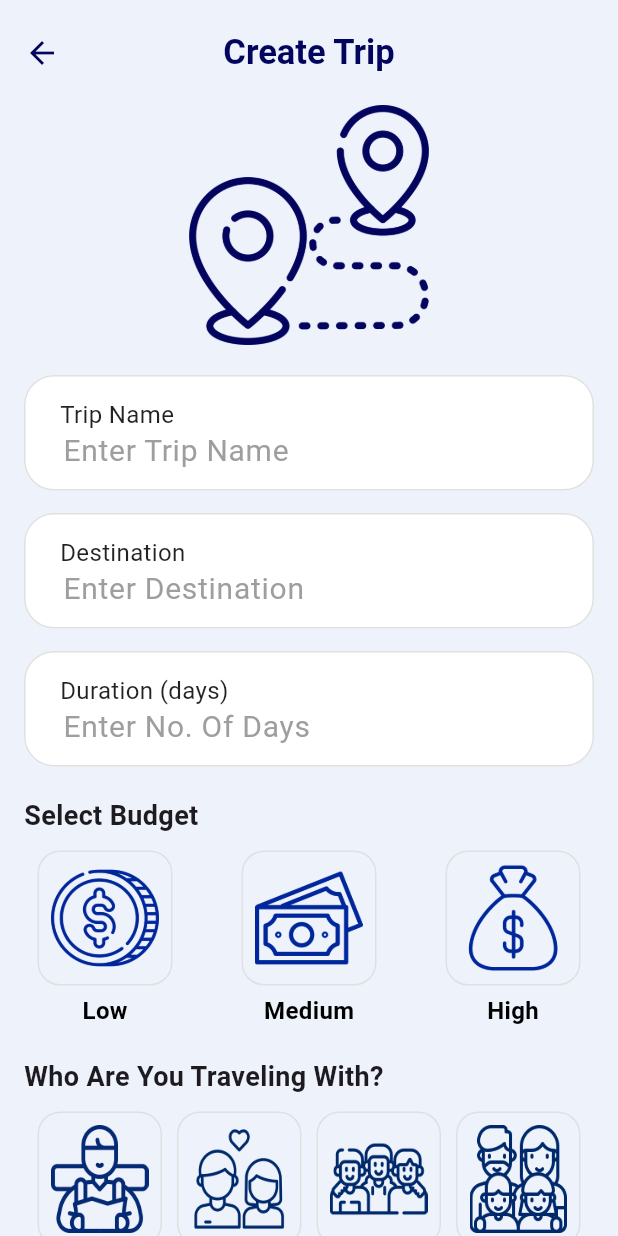
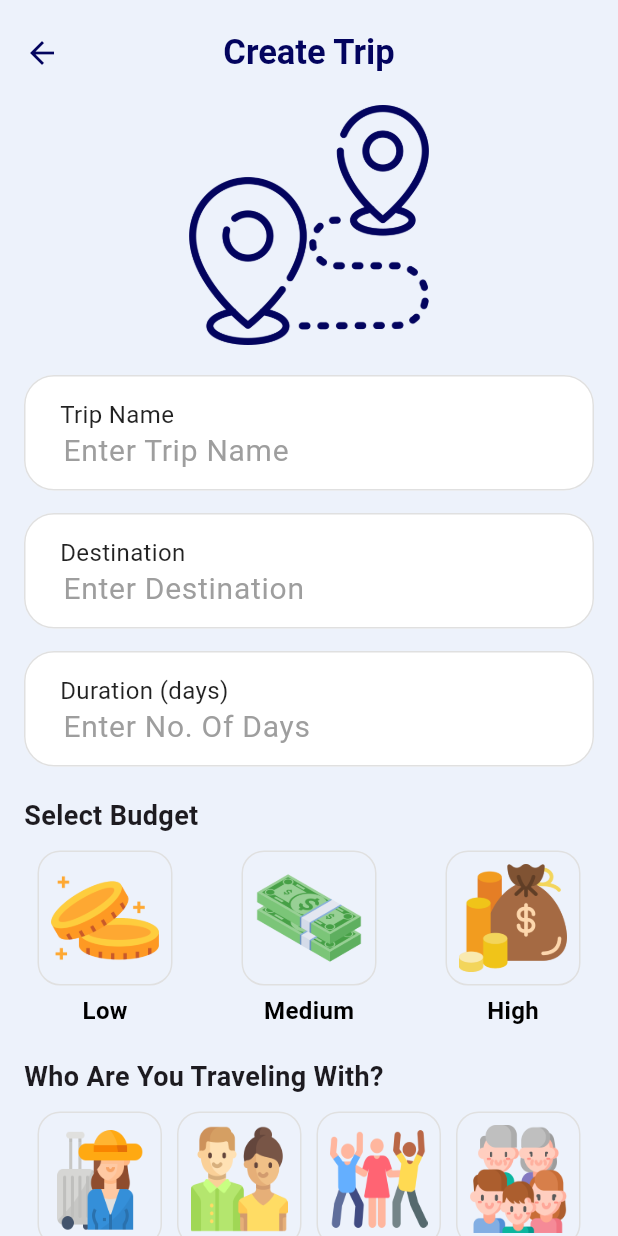
Before and after one commit to abhidnya04/TripMate, a Flutter app: the CreateTrip screen opened by its route, on a phone screen of 412 x 824 dp. Run offline on Flutter 3.47's test engine with Material 3 defaults, Android fonts, the phone set to English and light mode, and no system bars; our stand-ins replace app_links, google_fonts, google_generative_ai, image_picker, open_file, supabase_flutter; missing offline and left inert: google_mlkit_translation; accounts and stored records are empty.

Commit message:
updated icons

```diff
--- a/lib/pages/budget_selection.dart
+++ b/lib/pages/budget_selection.dart
@@ -23,19 +23,19 @@ class BudgetSelection extends StatelessWidget {
           children: [
             BudgetButton(
               label: "Low",
-              imagePath: "assets/dollar.png",
+              imagePath: "assets/low_budget.png",
               isSelected: selectedBudget == "Low",
               onTap: () => onBudgetSelected("Low"),
             ),
             BudgetButton(
               label: "Medium",
-              imagePath: "assets/money.png",
+              imagePath: "assets/med_budget.png",
               isSelected: selectedBudget == "Medium",
               onTap: () => onBudgetSelected("Medium"),
             ),
             BudgetButton(
               label: "High",
-                imagePath: "assets/bag.png",
+                imagePath: "assets/high_budget.png",
               isSelected: selectedBudget == "High",
               onTap: () => onBudgetSelected("High"),
             ),
--- a/lib/pages/people_selection.dart
+++ b/lib/pages/people_selection.dart
@@ -24,7 +24,7 @@ class PeopleSelection extends StatelessWidget {
               Expanded(
                 child: SelectionButton(
                   label: "Single",
-                  imagePath: "assets/solo.png",
+                  imagePath: "assets/solot.png",
                   isSelected: selectedPeople == "Single",
                   onTap: () => onPeopleSelected("Single"),
                 ),
@@ -33,7 +33,7 @@ class PeopleSelection extends StatelessWidget {
               Expanded(
                 child: SelectionButton(
                   label: "Couple",
-                  imagePath: "assets/couple.png",
+                  imagePath: "assets/couplet.png",
                   isSelected: selectedPeople == "Couple",
                   onTap: () => onPeopleSelected("Couple"),
                 ),
@@ -42,7 +42,7 @@ class PeopleSelection extends StatelessWidget {
               Expanded(
                 child: SelectionButton(
                   label: "Friend",
-                  imagePath: "assets/frnd.png",
+                  imagePath: "assets/frand.png",
                   isSelected: selectedPeople == "Friend",
                   onTap: () => onPeopleSelected("Friend"),
                 ),
@@ -51,7 +51,7 @@ class PeopleSelection extends StatelessWidget {
               Expanded(
                 child: SelectionButton(
                   label: "Family",
-                  imagePath: "assets/fam.png",
+                  imagePath: "assets/famil.png",
                   isSelected: selectedPeople == "Family",
                   onTap: () => onPeopleSelected("Family"),
                 ),
```
Also changed, not shown: pubspec.yaml (+7 -0 lines), assets/couplet.png (added), assets/famil.png (added), assets/frand.png (added), assets/high_budget.png (added), assets/low_budget.png (added), assets/med_budget.png (added), assets/s.png (added), assets/solot.png (added), pubspec.lock, 4 other files.
